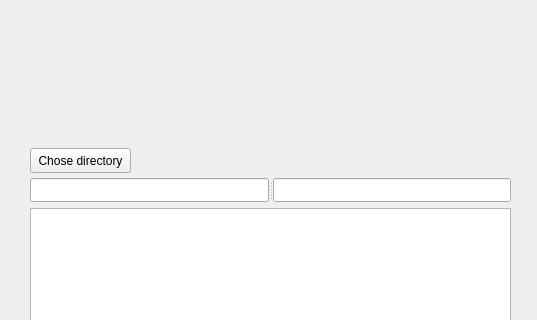
The window that mainwindow.ui (Sonicvi/Directories-size) describes before a commit, drawn with Qt 5; both pictures show x 0 to 537 and y 252 to 572 of the 537 by 782 pixel window.
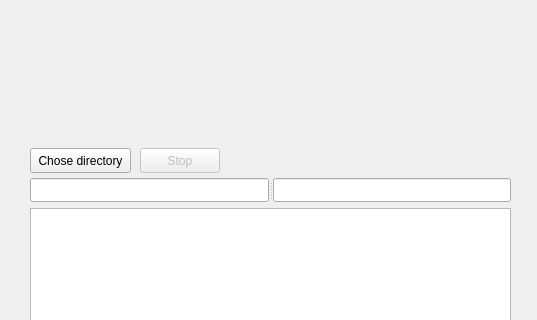
The same window after the commit.

Commit message: add stop function + size with quantifier (kb, mb, ect.) + slice explode + slice clickable

```diff
--- a/mainwindow.ui
+++ b/mainwindow.ui
@@ -71,6 +71,22 @@
      </property>
     </widget>
    </widget>
+   <widget class="QPushButton" name="pb_Stop">
+    <property name="enabled">
+     <bool>false</bool>
+    </property>
+    <property name="geometry">
+     <rect>
+      <x>140</x>
+      <y>400</y>
+      <width>80</width>
+      <height>25</height>
+     </rect>
+    </property>
+    <property name="text">
+     <string>Stop</string>
+    </property>
+   </widget>
   </widget>
   <widget class="QMenuBar" name="menubar">
    <property name="geometry">
```
Left out of the diff: 10 changed lines with no effect on the pictures. The commit also changes 5 other files.
